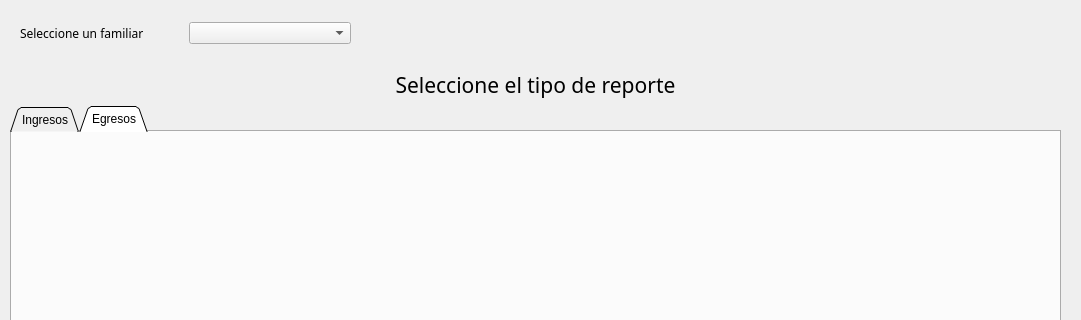
This is reportes.ui in HailNicole/App_Finanzas as Qt 5 draws it before an edit; both pictures show x 0 to 1081 and y 0 to 320 of the 1081 by 770 pixel window. The edited form follows.
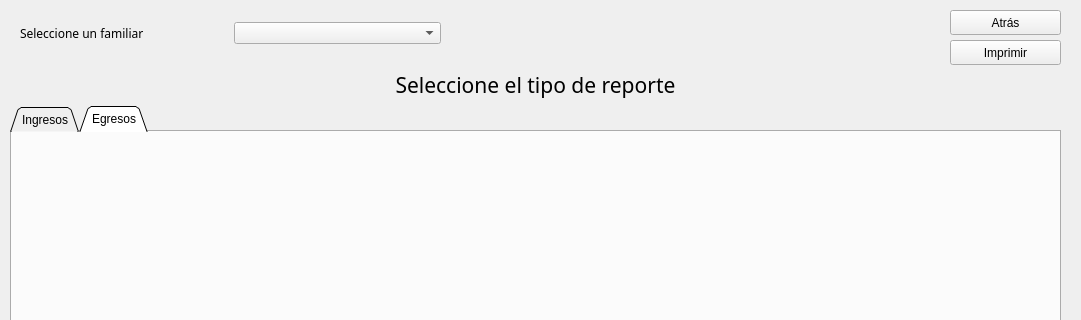
This is the edited form.

```diff
--- a/reportes.ui
+++ b/reportes.ui
@@ -18,7 +18,7 @@
     <rect>
      <x>20</x>
      <y>20</y>
-     <width>331</width>
+     <width>421</width>
      <height>27</height>
     </rect>
    </property>
@@ -118,6 +118,32 @@
     </item>
    </layout>
   </widget>
+  <widget class="QPushButton" name="btn_imp">
+   <property name="geometry">
+    <rect>
+     <x>950</x>
+     <y>40</y>
+     <width>111</width>
+     <height>25</height>
+    </rect>
+   </property>
+   <property name="text">
+    <string>Imprimir</string>
+   </property>
+  </widget>
+  <widget class="QPushButton" name="btn_atras">
+   <property name="geometry">
+    <rect>
+     <x>950</x>
+     <y>10</y>
+     <width>111</width>
+     <height>25</height>
+    </rect>
+   </property>
+   <property name="text">
+    <string>Atrás</string>
+   </property>
+  </widget>
  </widget>
  <resources/>
  <connections/>
```
